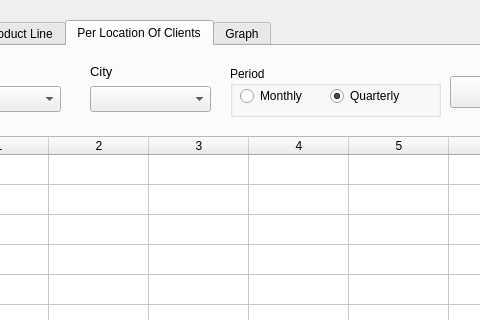
First picture: the form in productLines_dialog.ui, repository chiphanmsda/product-sales-analytics-gui, before the edit; both pictures show x 112 to 592 and y 0 to 320 of the 1136 by 556 pixel window.
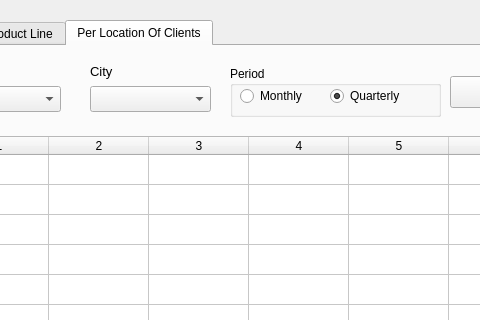
Second picture: the form after the edit. The open tabs and pages were chosen to show the change.

Patch:
```diff
--- a/productLines_dialog.ui
+++ b/productLines_dialog.ui
@@ -315,11 +315,6 @@
      <column/>
     </widget>
    </widget>
-   <widget class="QWidget" name="graph">
-    <attribute name="title">
-     <string>Graph</string>
-    </attribute>
-   </widget>
   </widget>
  </widget>
  <resources/>
```
Left out of the diff: 2 changed lines with no effect on the pictures.
